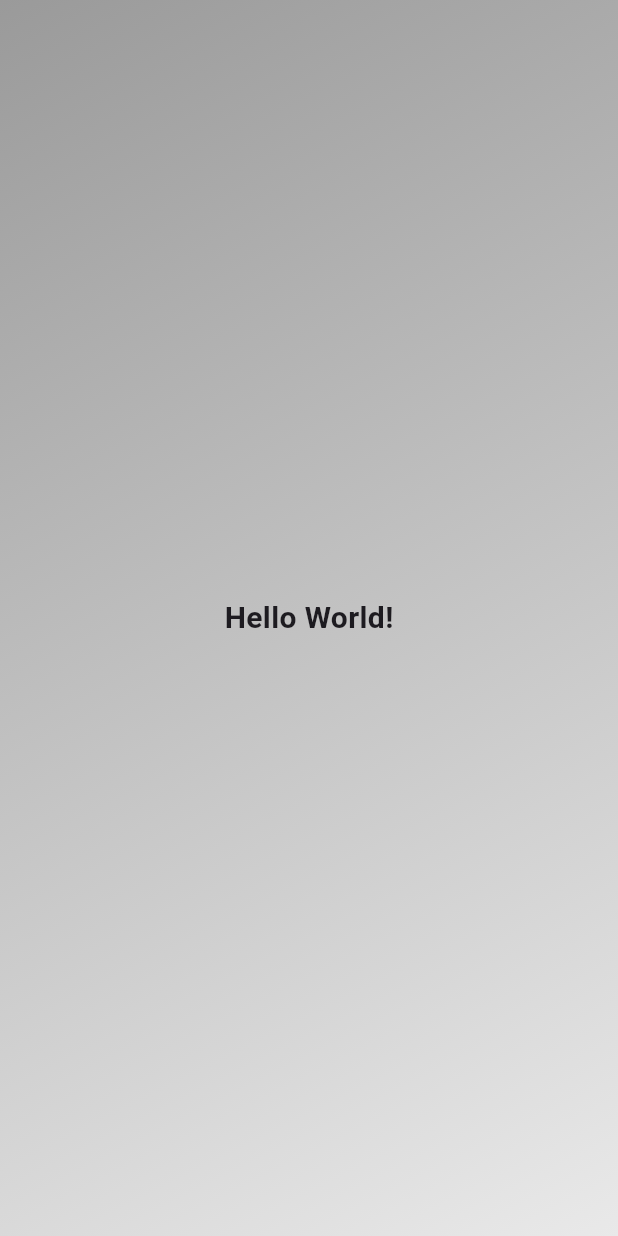
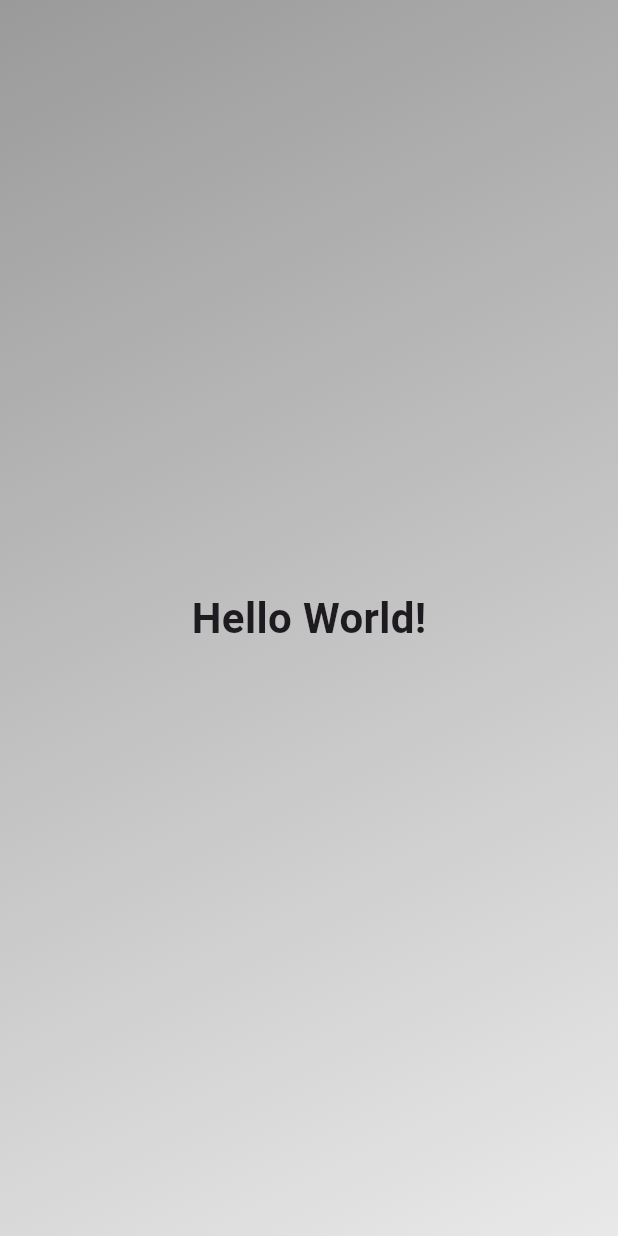
Before and after one commit to FadrialR/roll_dice_app, a Flutter app: the screen it shows after launch, on a phone screen of 412 x 824 dp. Run offline on Flutter 3.47's test engine with Material 3 defaults, Android fonts, the phone set to English and light mode, and no system bars.

```diff
--- a/lib/pages/main_screen.dart
+++ b/lib/pages/main_screen.dart
@@ -30,7 +30,7 @@ class GradientContainer extends StatelessWidget {
           'Hello World!',
           style: TextStyle(
             fontWeight: FontWeight.bold,
-            fontSize: 20,
+            fontSize: 28,
           ),
         ),
       ),
```
Also changed, not shown: assets/images/dice-1.png (added), assets/images/dice-2.png (added), assets/images/dice-3.png (added), assets/images/dice-4.png (added), assets/images/dice-5.png (added), assets/images/dice-6.png (added).
